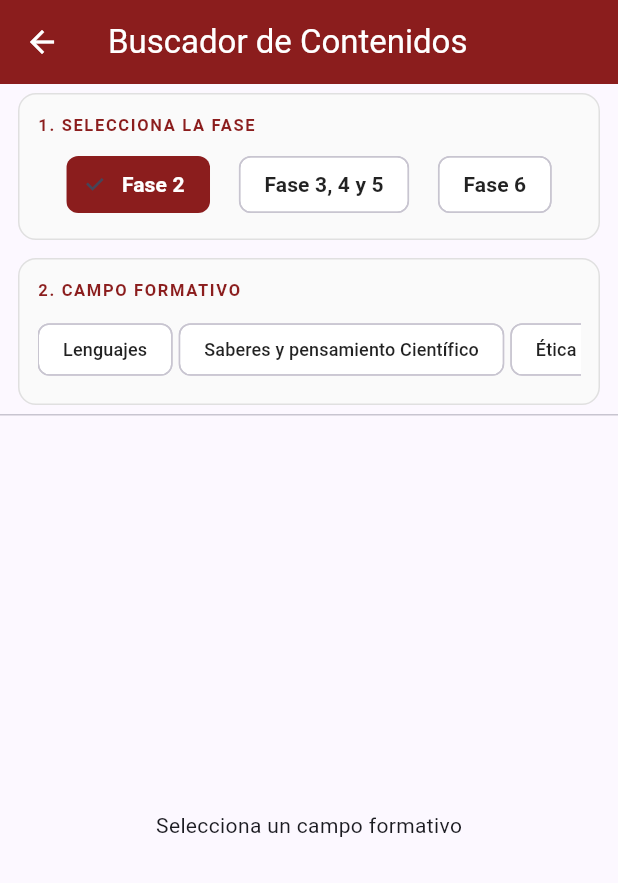
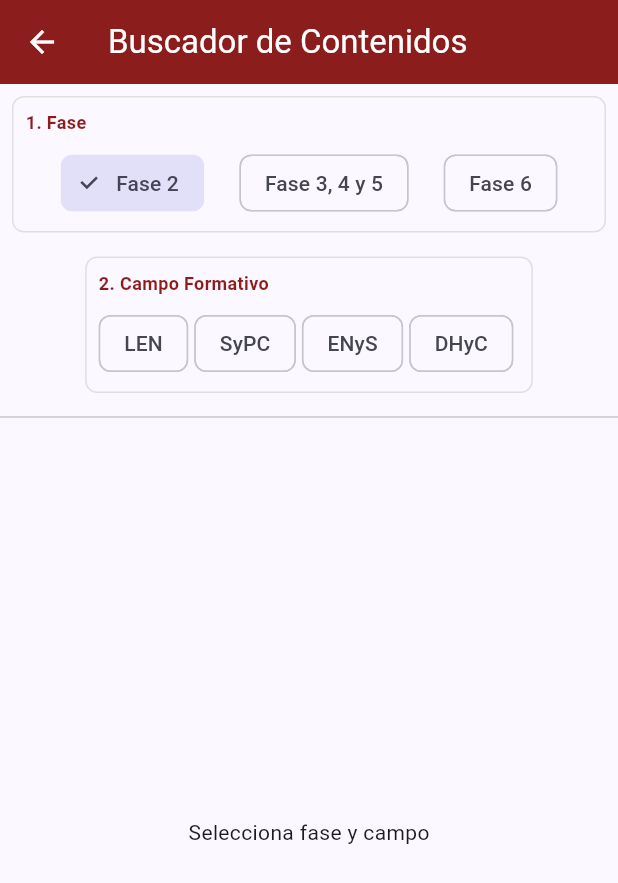
Before and after one commit to ReyDeleyk1517/Aula-Plan, a Flutter app: the BuscadorContenidosDialog screen opened directly, after a tap on "Fase 2", on a phone screen of 412 x 824 dp. Shown: the top 883 px of the screen. Run offline on Flutter 3.47's test engine with Material 3 defaults, Android fonts, the phone set to English and light mode, and no system bars; our stand-ins replace file_picker, flutter_bloc, get_it, pdf, printing, share_plus and 3 more; missing offline and left inert: icalendar_parser, open_file_plus; accounts and stored records are empty.

Commit message:
ajustes cotenidos

```diff
--- a/aula_plan/lib/features/planeaciones/presentation/widgets/buscador_contenido.dart
+++ b/aula_plan/lib/features/planeaciones/presentation/widgets/buscador_contenido.dart
@@ -1,5 +1,6 @@
 import 'package:flutter/material.dart';
-import 'package:aula_plan/features/planeaciones/presentation/widgets/contenido_service.dart';
+import 'contenido_service.dart';
+import 'item_contenido.dart';
 
 class BuscadorContenidosDialog extends StatefulWidget {
   const BuscadorContenidosDialog({super.key});
@@ -11,194 +12,22 @@ class BuscadorContenidosDialog extends StatefulWidget {
 class _BuscadorContenidosDialogState extends State<BuscadorContenidosDialog> {
   String? _faseSeleccionada;
   String? _campoSeleccionado;
-  Map<String, List<ContenidoBusqueda>>? _datosCargados;
-
-  // Nueva estructura para rastrear selecciones agrupadas por contenido
-  // { 'Titulo del Contenido': ['PDA 1', 'PDA 2'] }
+  String? _gradoFiltro; // Filtro para primaria
+  Map<String, List<dynamic>>? _datosCargados;
   final Map<String, List<String>> _seleccionados = {};
 
+  final Color zacTinto = const Color(0xFF8B1D1D);
   final List<String> _campos = ['LEN', 'SyPC', 'ENyS', 'DHyC'];
-  final Color zacTinto = const Color(0xFF8B1D1D);
-
-  final Map<String, String> _nombresCompletosCampos = {
-    'LEN': 'Lenguajes',
-    'SyPC': 'Saberes y pensamiento Científico',
-    'ENyS': 'Ética naturaleza y Sociedad',
-    'DHyC': 'De lo humano y lo Comunitario',
-  };
 
   void _cargarFase(String fase) async {
     setState(() {
       _faseSeleccionada = fase;
       _campoSeleccionado = null;
-      _seleccionados.clear(); // Limpiamos al cambiar de fase
-      _datosCargados = null;
+      _gradoFiltro = null;
+      _seleccionados.clear();
     });
-
     final datos = await ContenidosService().cargarContenidos(fase);
     setState(() => _datosCargados = datos);
-  }
-
-  // UI Widgets
-  Widget _filtroCard({required String titulo, required Widget child}) {
-    return Container(
-      margin: const EdgeInsets.symmetric(horizontal: 12, vertical: 6),
-      padding: const EdgeInsets.all(12),
-      decoration: BoxDecoration(
-        color: Colors.grey.shade50,
-        borderRadius: BorderRadius.circular(12),
-        border: Border.all(color: Colors.grey.shade300),
-      ),
-      child: Column(
-        crossAxisAlignment: CrossAxisAlignment.start,
-        children: [
-          Text(
-            titulo.toUpperCase(),
-            style: TextStyle(
-              fontSize: 11,
-              fontWeight: FontWeight.bold,
-              color: zacTinto,
-              letterSpacing: 1.1,
-            ),
-          ),
-          const SizedBox(height: 8),
-          child,
-        ],
-      ),
-    );
-  }
-
-  Widget _faseChip(String f) {
-    final selected = _faseSeleccionada == f;
-    return ChoiceChip(
-      label: Text('Fase $f'),
-      selected: selected,
-      selectedColor: zacTinto,
-      backgroundColor: Colors.white,
-      labelStyle: TextStyle(
-        color: selected ? Colors.white : Colors.black87,
-        fontWeight: FontWeight.bold,
-      ),
-      shape: RoundedRectangleBorder(borderRadius: BorderRadius.circular(8)),
-      onSelected: (_) => _cargarFase(f),
-    );
-  }
-
-  Widget _campoChip(String c) {
-    final selected = _campoSeleccionado == c;
-    return ChoiceChip(
-      label: Text(_nombresCompletosCampos[c] ?? c),
-      selected: selected,
-      selectedColor: zacTinto,
-      backgroundColor: Colors.white,
-      labelStyle: TextStyle(
-        color: selected ? Colors.white : Colors.black87,
-        fontSize: 12,
-      ),
-      shape: RoundedRectangleBorder(borderRadius: BorderRadius.circular(8)),
-      onSelected: (_) {
-        setState(() {
-          _campoSeleccionado = c;
-          _seleccionados.clear(); // Limpiamos si cambia el campo formativo
-        });
-      },
-    );
-  }
-
-  Widget _buildListaContenidos() {
-    if (_campoSeleccionado == null || _datosCargados == null) {
-      return const Center(child: Text("Selecciona un campo formativo"));
-    }
-
-    final lista = _datosCargados![_campoSeleccionado] ?? [];
-    if (lista.isEmpty) return const Center(child: Text("Sin contenidos disponibles"));
-
-    return ListView.builder(
-      padding: const EdgeInsets.only(bottom: 20),
-      itemCount: lista.length,
-      itemBuilder: (context, index) {
-        final item = lista[index];
-
-        // Lógica de conteo basada en el Mapa
-        final seleccionadosEnEsteContenido = _seleccionados[item.titulo] ?? [];
-        final seleccionadosCount = seleccionadosEnEsteContenido.length;
-        final tieneSeleccionados = seleccionadosCount > 0;
-
-        return Card(
-          margin: const EdgeInsets.symmetric(horizontal: 12, vertical: 6),
-          elevation: tieneSeleccionados ? 4 : 1,
-          shape: RoundedRectangleBorder(
-            borderRadius: BorderRadius.circular(12),
-            side: BorderSide(
-              color: tieneSeleccionados ? zacTinto.withOpacity(0.5) : Colors.transparent,
-            ),
-          ),
-          child: ExpansionTile(
-            key: PageStorageKey(item.titulo),
-            title: Text(
-              item.titulo,
-              style: TextStyle(
-                fontSize: 14,
-                fontWeight: tieneSeleccionados ? FontWeight.bold : FontWeight.w500,
-                color: tieneSeleccionados ? zacTinto : Colors.black87,
-              ),
-            ),
-            subtitle: Text(
-              "$seleccionadosCount de ${item.pdas.length} PDAs seleccionados",
-              style: TextStyle(
-                fontSize: 12,
-                color: tieneSeleccionados ? zacTinto : Colors.grey.shade600,
-              ),
-            ),
-            children: item.pdas.map((pda) {
-              final esSeleccionado = seleccionadosEnEsteContenido.contains(pda);
-
-              return AnimatedContainer(
-                duration: const Duration(milliseconds: 200),
-                margin: const EdgeInsets.symmetric(horizontal: 12, vertical: 4),
-                decoration: BoxDecoration(
-                  color: esSeleccionado ? zacTinto.withOpacity(0.08) : Colors.transparent,
-                  borderRadius: BorderRadius.circular(8),
-                  border: Border.all(
-                    color: esSeleccionado ? zacTinto.withOpacity(0.3) : Colors.transparent,
-                  ),
-                ),
-                child: CheckboxListTile(
-                  contentPadding: const EdgeInsets.symmetric(horizontal: 8),
-                  dense: true,
-                  controlAffinity: ListTileControlAffinity.platform,
-                  activeColor: zacTinto,
-                  title: Text(
-                    pda,
-                    style: TextStyle(
-                      fontSize: 13,
-                      color: esSeleccionado ? zacTinto : Colors.black87,
-                      fontWeight: esSeleccionado ? FontWeight.w500 : FontWeight.normal,
-                    ),
-                  ),
-                  value: esSeleccionado,
-                  onChanged: (val) {
-                    setState(() {
-                      if (val == true) {
-                        // Aseguramos que exista la lista para este contenido
-                        _seleccionados.putIfAbsent(item.titulo, () => []);
-                        _seleccionados[item.titulo]!.add(pda);
-                      } else {
-                        _seleccionados[item.titulo]?.remove(pda);
-                        // Si se queda vacío, eliminamos la llave para mantener limpio el mapa
-                        if (_seleccionados[item.titulo]?.isEmpty ?? false) {
-                          _seleccionados.remove(item.titulo);
-                        }
-                      }
-                    });
-                  },
-                ),
-              );
-            }).toList(),
-          ),
-        );
-      },
-    );
   }
 
   @override
@@ -211,59 +40,126 @@ class _BuscadorContenidosDialogState extends State<BuscadorContenidosDialog> {
         actions: [
           if (_seleccionados.isNotEmpty)
             TextButton(
-              onPressed: () {
-                // Devolvemos el mapa completo para procesarlo en la vista principal
-                Navigator.pop(context, {
-                  'campo': _campoSeleccionado,
-                  'datos': _seleccionados,
-                });
-              },
-              child: const Text(
-                'GUARDAR',
-                style: TextStyle(color: Colors.white, fontWeight: FontWeight.bold),
-              ),
+              onPressed: () => Navigator.pop(context, {'datos': _seleccionados}),
+              child: const Text('GUARDAR', style: TextStyle(color: Colors.white)),
             )
         ],
       ),
       body: Column(
         children: [
-          _filtroCard(
-            titulo: "1. Selecciona la fase",
-            child: Row(
-              mainAxisAlignment: MainAxisAlignment.spaceEvenly,
-              children: ['2', '3, 4 y 5', '6'].map((f) => _faseChip(f)).toList(),
-            ),
-          ),
-          if (_faseSeleccionada != null)
-            _filtroCard(
-              titulo: "2. Campo formativo",
-              child: SingleChildScrollView(
-                scrollDirection: Axis.horizontal,
-                child: Row(
-                  children: _campos.map((c) => Padding(
-                    padding: const EdgeInsets.only(right: 4),
-                    child: _campoChip(c),
-                  )).toList(),
-                ),
-              ),
-            ),
-          const Divider(height: 1),
-          Expanded(
-            child: _faseSeleccionada == null
-                ? Center(
-                    child: Column(
-                      mainAxisAlignment: MainAxisAlignment.center,
-                      children: [
-                        Icon(Icons.search, size: 64, color: Colors.grey.shade300),
-                        const Text("Selecciona una fase para comenzar",
-                          style: TextStyle(color: Colors.grey)),
-                      ],
-                    ),
-                  )
-                : _buildListaContenidos(),
-          ),
+          _buildSeccionFase(),
+          if (_faseSeleccionada != null) _buildSeccionCampos(),
+          if (_faseSeleccionada == '3, 4 y 5' && _campoSeleccionado != null) _buildSeccionGrados(),
+          const Divider(),
+          Expanded(child: _buildCuerpoLista()),
         ],
       ),
     );
   }
+
+  // --- WIDGETS DE FILTROS ---
+
+  Widget _buildSeccionFase() {
+    return _cardFiltro("1. Fase", Row(
+      mainAxisAlignment: MainAxisAlignment.spaceEvenly,
+      children: ['2', '3, 4 y 5', '6'].map((f) => ChoiceChip(
+        label: Text("Fase $f"),
+        selected: _faseSeleccionada == f,
+        onSelected: (_) => _cargarFase(f),
+      )).toList(),
+    ));
+  }
+
+  Widget _buildSeccionCampos() {
+    return _cardFiltro("2. Campo Formativo", SingleChildScrollView(
+      scrollDirection: Axis.horizontal,
+      child: Row(
+        children: _campos.map((c) => Padding(
+          padding: const EdgeInsets.only(right: 4),
+          child: ChoiceChip(
+            label: Text(c),
+            selected: _campoSeleccionado == c,
+            onSelected: (val) => setState(() {
+              _campoSeleccionado = val ? c : null;
+              _seleccionados.clear();
+            }),
+          ),
+        )).toList(),
+      ),
+    ));
+  }
+
+  Widget _buildSeccionGrados() {
+    return _cardFiltro("3. Grado (Primaria)", Row(
+      mainAxisAlignment: MainAxisAlignment.spaceEvenly,
+      children: ['1', '2', '3', '4', '5', '6'].map((g) => ChoiceChip(
+        label: Text("$g°"),
+        selected: _gradoFiltro == g,
+        onSelected: (val) => setState(() => _gradoFiltro = val ? g : null),
+      )).toList(),
+    ));
+  }
+
+  // --- LÓGICA DE LA LISTA ---
+
+  Widget _buildCuerpoLista() {
+    if (_datosCargados == null || _campoSeleccionado == null) {
+      return const Center(child: Text("Selecciona fase y campo"));
+    }
+
+    final rawList = _datosCargados![_campoSeleccionado] ?? [];
+
+    // SEPARACIÓN DE LÓGICA POR FASE
+    if (_faseSeleccionada == '3, 4 y 5') {
+      // Manejo como ContenidoPrimaria
+      final listaPrimaria = rawList.cast<ContenidoPrimaria>();
+      final filtrada = _gradoFiltro == null
+          ? listaPrimaria
+          : listaPrimaria.where((e) => e.grado == _gradoFiltro).toList();
+
+      return _renderList(filtrada);
+    } else {
+      // Manejo como ContenidoSimple (Fase 2 y 6)
+      final listaSimple = rawList.cast<ContenidoBusqueda>();
+      return _renderList(listaSimple);
+    }
+  }
+
+  Widget _renderList(List<dynamic> lista) {
+    if (lista.isEmpty) return const Center(child: Text("Sin resultados"));
+    return ListView.builder(
+      itemCount: lista.length,
+      itemBuilder: (context, index) {
+        final item = lista[index];
+        // Aquí ItemContenidoCard debe ser capaz de recibir titulo y pdas
+        return ItemContenidoCard(
+          item: item,
+          colorTema: zacTinto,
+          seleccionados: _seleccionados[item.titulo] ?? [],
+          onToggle: (pda, isSel) {
+             setState(() {
+              if (isSel) {
+                _seleccionados.putIfAbsent(item.titulo, () => []).add(pda);
+              } else {
+                _seleccionados[item.titulo]?.remove(pda);
+              }
+            });
+          },
+        );
+      },
+    );
+  }
+
+  Widget _cardFiltro(String titulo, Widget child) {
+    return Container(
+      margin: const EdgeInsets.all(8),
+      padding: const EdgeInsets.all(8),
+      decoration: BoxDecoration(border: Border.all(color: Colors.grey.shade300), borderRadius: BorderRadius.circular(8)),
+      child: Column(crossAxisAlignment: CrossAxisAlignment.start, children: [
+        Text(titulo, style: TextStyle(color: zacTinto, fontWeight: FontWeight.bold, fontSize: 12)),
+        const SizedBox(height: 8),
+        child
+      ]),
+    );
+  }
 }
--- a/aula_plan/lib/features/planeaciones/presentation/widgets/contenido_service.dart
+++ b/aula_plan/lib/features/planeaciones/presentation/widgets/contenido_service.dart
@@ -8,7 +8,6 @@ class ContenidoBusqueda {
 }
 
 class ContenidosService {
-  // Mapeo de nombres de archivos
   static const Map<String, String> faseFiles = {
     '2': 'assets/files/fase2_contenidos_pda.json',
     '3, 4 y 5': 'assets/files/fase345_contenidos_pda.json',
@@ -19,19 +18,49 @@ class ContenidosService {
     final String response = await rootBundle.loadString(faseFiles[fase]!);
     final data = json.decode(response) as Map<String, dynamic>;
 
+    switch (fase) {
+      case '2':
+        return _procesarFase2(data);
+      case '3, 4 y 5':
+        return _procesarFase345(data);
+      case '6':
+        return _procesarFase6(data);
+      default:
+        return {};
+    }
+  }
+
+  // Lógica específica para Fase 2
+  Map<String, List<ContenidoBusqueda>> _procesarFase2(Map<String, dynamic> data) {
     Map<String, List<ContenidoBusqueda>> resultado = {};
+    data.forEach((campo, contenidos) {
+      resultado[campo] = (contenidos as Map<String, dynamic>).entries.map((e) {
+        return ContenidoBusqueda(titulo: e.key, pdas: List<String>.from(e.value));
+      }).toList();
+    });
+    return resultado;
+  }
 
-    data.forEach((campo, contenidosMap) {
-      List<ContenidoBusqueda> listaContenidos = [];
-      (contenidosMap as Map<String, dynamic>).forEach((titulo, pdasRaw) {
-        listaContenidos.add(ContenidoBusqueda(
-          titulo: titulo,
-          pdas: List<String>.from(pdasRaw),
-        ));
-      });
-      resultado[campo] = listaContenidos;
+  // Lógica específica para Fase 3, 4 y 5
+  Map<String, List<ContenidoBusqueda>> _procesarFase345(Map<String, dynamic> data) {
+    Map<String, List<ContenidoBusqueda>> resultado = {};
+    data.forEach((campo, contenidos) {
+      resultado[campo] = (contenidos as Map<String, dynamic>).entries.map((e) {
+        return ContenidoBusqueda(titulo: e.key, pdas: List<String>.from(e.value));
+      }).toList();
     });
+    return resultado;
+  }
 
+  // Lógica específica para Fase 6 (Secundaria)
+  // Nota: Aquí se maneja la jerarquía Campo -> Disciplina -> Contenido
+  Map<String, List<ContenidoBusqueda>> _procesarFase6(Map<String, dynamic> data) {
+    Map<String, List<ContenidoBusqueda>> resultado = {};
+    data.forEach((campo, contenidos) {
+      resultado[campo] = (contenidos as Map<String, dynamic>).entries.map((e) {
+        return ContenidoBusqueda(titulo: e.key, pdas: List<String>.from(e.value));
+      }).toList();
+    });
     return resultado;
   }
 }
```
Also changed, not shown: aula_plan/lib/features/planeaciones/presentation/widgets/item_contenido.dart (added, +82 -0 lines), aula_plan/assets/files/salida_sigepa.json (renamed from aula_plan/assets/files/fase345_contenidos_completos.json).
